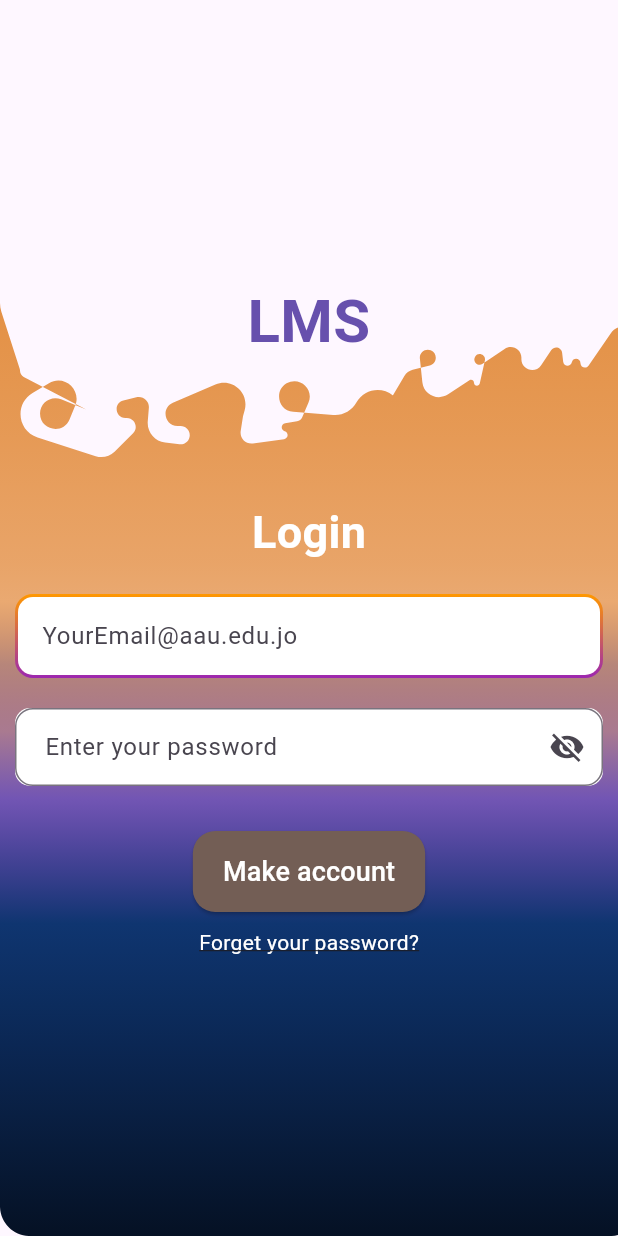
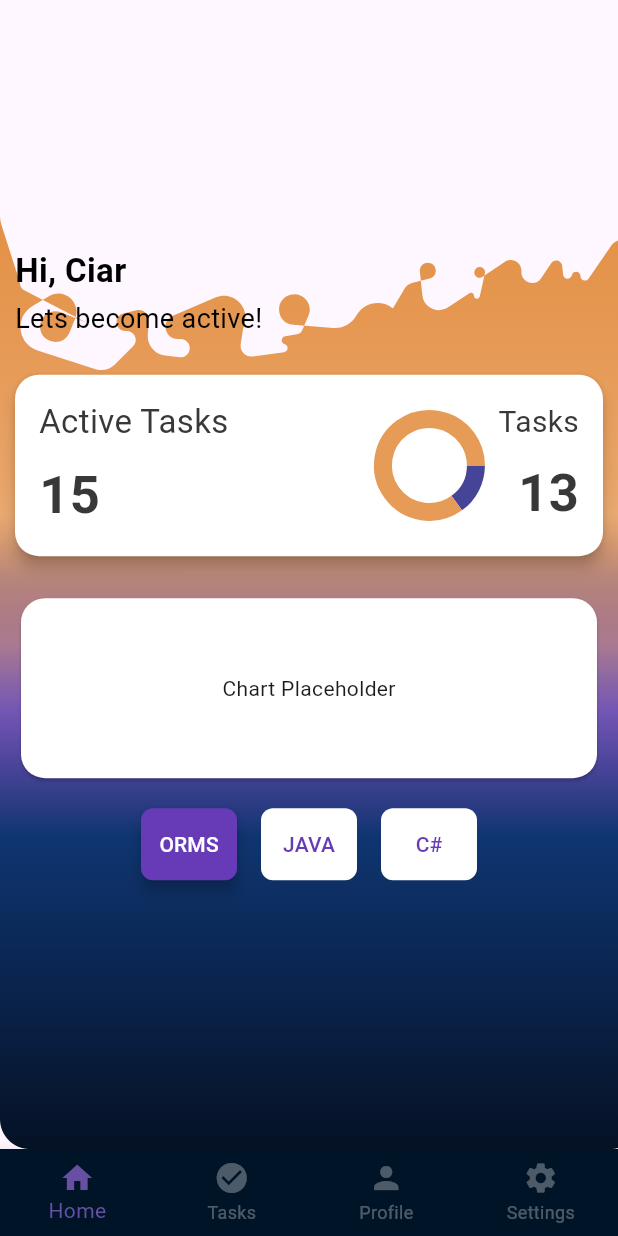
Before and after one commit to Mahmou-d6356567377/lms, a Flutter app: the screen it shows after launch, on a phone screen of 412 x 824 dp. Run offline on Flutter 3.47's test engine with Material 3 defaults, Android fonts, the phone set to English and light mode, and no system bars; drawn by our look-alikes of fl_chart; our stand-ins replace bloc, firebase_auth, firebase_core, flutter_bloc, flutter_svg, go_router and 1 more; accounts and stored records are empty; Roboto replaces fonts that are missing (Capriola, Corben).

Commit message:
adding BNV

```diff
--- a/lib/presentation/views/home/home.dart
+++ b/lib/presentation/views/home/home.dart
@@ -1,10 +1,104 @@
+import 'package:fl_chart/fl_chart.dart';
 import 'package:flutter/material.dart';
+import 'package:flutter_svg/flutter_svg.dart';
+import 'package:google_fonts/google_fonts.dart';
+import 'package:lms/presentation/views/home/widgets/chart_card.dart';
+import 'package:lms/presentation/views/home/widgets/nav_button.dart';
+import 'package:lms/utils/consts/const_imgs.dart';
 
-class Home extends StatelessWidget {
-  const Home({super.key});
+class HomeScreen extends StatefulWidget {
+  const HomeScreen({super.key});
+
+  @override
+  State<HomeScreen> createState() => _HomeScreenState();
+}
+
+class _HomeScreenState extends State<HomeScreen> {
+  int selectedIndex = 0;
+  final List<String> navLabels = ['ORMS', 'JAVA', 'C#'];
 
   @override
   Widget build(BuildContext context) {
-    return const Placeholder();
+    final hight = MediaQuery.of(context).size.height;
+    return Scaffold(
+      body: SafeArea(
+        child: Stack(
+          children: [
+            Positioned(
+              bottom: 0,
+              child: SvgPicture.asset(ConstImgs.banner1, fit: BoxFit.cover, ),
+            ),
+
+            Padding(
+              padding: const EdgeInsets.symmetric(horizontal: 10.0),
+                child: Container(
+                  decoration: BoxDecoration(
+                    color: Colors.transparent,
+                  ),
+                child: Column(
+                  crossAxisAlignment: CrossAxisAlignment.start,
+                  children: [
+                    SizedBox(height: hight * 0.2),
+                    Text(
+                      'Hi, Ciar',
+                      style: TextStyle(
+                        color: Colors.black,
+                        fontSize: 22,
+                        fontWeight: FontWeight.bold,
+                      ),
+                    ),
+                    const SizedBox(height: 4),
+                    Text(
+                      'Lets become active!',
+                      style: GoogleFonts.corben(
+                        color: Colors.black,
+                        fontSize: 18,
+                      ),
+                    ),
+                    const SizedBox(height: 16),
+
+                   chartcard(totaltasks: 30, completedtasks: 20),
+                    const SizedBox(height: 16),
+
+                    // Activities Chart Placeholder
+                    Card(
+                      color: Colors.white,
+                      shape: RoundedRectangleBorder(
+                        borderRadius: BorderRadius.circular(16),
+                      ),
+                      child: SizedBox(
+                        height: 120,
+                        child: Center(child: Text('Chart Placeholder')),
+                      ),
+                    ),
+                    const SizedBox(height: 16),
+
+                    // Navigation Button Bar
+                    Row(
+                      mainAxisAlignment: MainAxisAlignment.center,
+                      children: List.generate(navLabels.length, (index) {
+                        return Padding(
+                          padding: const EdgeInsets.symmetric(horizontal: 8),
+                          child: NavButton(
+                            label: navLabels[index],
+                            selected: selectedIndex == index,
+                            onTap: () {
+                              setState(() {
+                                selectedIndex = index;
+                              });
+                              // Add navigation logic here
+                            },
+                          ),
+                        );
+                      }),
+                    ),
+                  ],
+                ),
+              ),
+            ),
+          ],
+        ),
+      ),
+    );
   }
 }
--- /dev/null
+++ b/lib/presentation/views/home/widgets/chart_card.dart
@@ -0,0 +1,84 @@
+import 'package:fl_chart/fl_chart.dart';
+import 'package:flutter/material.dart';
+import 'package:google_fonts/google_fonts.dart';
+import 'package:lms/utils/consts/const_colors.dart';
+
+class chartcard extends StatelessWidget {
+  const chartcard({super.key, required this.totaltasks, required this.completedtasks});
+  final int totaltasks;
+  final int completedtasks;
+
+  @override
+  Widget build(BuildContext context) {
+    return Card(
+      color: Colors.white,
+      elevation: 4,
+      margin: const EdgeInsets.symmetric(vertical: 8),
+      shape: RoundedRectangleBorder(borderRadius: BorderRadius.circular(16)),
+      child: Padding(
+        padding: const EdgeInsets.all(16),
+        child: Row(
+          crossAxisAlignment: CrossAxisAlignment.center,
+          children: [
+            Column(
+              crossAxisAlignment: CrossAxisAlignment.start,
+              children:  [
+                Text(
+                  'Active Tasks',
+                  style: GoogleFonts.corben(
+                    color: ConstColors.dark,
+                    fontSize: 22,
+                  ),
+                ),
+                SizedBox(height: 8),
+                Text('15',style: GoogleFonts.corben(
+                    color: ConstColors.dark,
+                    fontWeight: FontWeight.w700,
+                    fontSize: 35,
+                  ),),
+              ],
+            ),
+            Spacer(),
+            SizedBox(
+              width: 60,
+              height: 80,
+              child: PieChart(
+                PieChartData(
+                  sections: [
+                    PieChartSectionData(
+                      value: 15,
+                      color: Color(0xff464496),
+                      radius: 12,
+                      showTitle: false,
+                    ),
+                    PieChartSectionData(
+                      value: 85,
+                      color: Color(0xffe69b57),
+                      radius: 12,
+                      showTitle: false,
+                    ),
+                  ],
+                  sectionsSpace: 0,
+                  centerSpaceRadius: 25,
+                ),
+              ),
+            ),
+            const SizedBox(width: 16),
+            Column(
+              crossAxisAlignment: CrossAxisAlignment.end,
+              children:  [Text('Tasks',style: GoogleFonts.corben(
+                    color: ConstColors.dark,
+                    fontSize: 20,
+                  ),), SizedBox(height: 8),
+              Text('13',style: GoogleFonts.corben(
+                    color: ConstColors.dark,
+                    fontWeight: FontWeight.w700,
+                    fontSize: 35,
+                  ),)],
+            ),
+          ],
+        ),
+      ),
+    );
+  }
+}
--- /dev/null
+++ b/lib/presentation/views/home/widgets/nav_button.dart
@@ -0,0 +1,28 @@
+import 'package:flutter/material.dart';
+
+class NavButton extends StatelessWidget {
+  final String label;
+  final VoidCallback onTap;
+  final bool selected;
+
+  const NavButton({
+    super.key,
+    required this.label,
+    required this.onTap,
+    this.selected = false,
+  });
+
+  @override
+  Widget build(BuildContext context) {
+    return ElevatedButton(
+      style: ElevatedButton.styleFrom(
+        backgroundColor: selected ? Colors.deepPurple : Colors.white,
+        foregroundColor: selected ? Colors.white : Colors.deepPurple,
+        shape: RoundedRectangleBorder(borderRadius: BorderRadius.circular(8)),
+        elevation: selected ? 4 : 0,
+      ),
+      onPressed: onTap,
+      child: Text(label),
+    );
+  }
+}
--- /dev/null
+++ b/lib/presentation/views/navBar/nav_bar.dart
@@ -0,0 +1,59 @@
+import 'package:flutter/material.dart';
+import 'package:lms/presentation/views/home/home.dart';
+
+class NavBarScreen extends StatefulWidget {
+  const NavBarScreen({super.key});
+
+  @override
+  State<NavBarScreen> createState() => _NavBarScreenState();
+}
+
+class _NavBarScreenState extends State<NavBarScreen> {
+  int _selectedIndex = 0;
+
+  // Replace these with your actual screen widgets
+  final List<Widget> _screens = [
+    HomeScreen(),
+    Center(child: Text('Tasks')),
+    Center(child: Text('Profile')),
+    Center(child: Text('Settings')),
+  ];
+
+  void _onItemTapped(int index) {
+    setState(() {
+      _selectedIndex = index;
+    });
+  }
+
+  @override
+  Widget build(BuildContext context) {
+    return Scaffold(
+      body: _screens[_selectedIndex],
+      bottomNavigationBar: BottomNavigationBar(
+        backgroundColor: Color(0xff001427),
+        unselectedItemColor: Colors.white30,
+        currentIndex: _selectedIndex,
+        onTap: _onItemTapped,
+        type: BottomNavigationBarType.fixed,
+        items: const [
+          BottomNavigationBarItem(
+            icon: Icon(Icons.home),
+            label: 'Home',
+          ),
+          BottomNavigationBarItem(
+            icon: Icon(Icons.check_circle),
+            label: 'Tasks',
+          ),
+          BottomNavigationBarItem(
+            icon: Icon(Icons.person),
+            label: 'Profile',
+          ),
+          BottomNavigationBarItem(
+            icon: Icon(Icons.settings),
+            label: 'Settings',
+          ),
+        ],
+      ),
+    );
+  }
+}
--- a/lib/utils/consts/const_colors.dart
+++ b/lib/utils/consts/const_colors.dart
@@ -1,9 +1,8 @@
 import 'dart:ui';
 
 class ConstColors {
-
   static const Color brown = Color(0xFF735e55);
-  static const Color secondary = Color(0xFF03DAC6);
+  static const Color dark = Color(0xff383838);
   static const Color background = Color(0xFFF5F5F5);
   static const Color error = Color(0xFFB00020);
   static const Color surface = Color(0xFFFFFFFF);
--- a/lib/utils/consts/const_imgs.dart
+++ b/lib/utils/consts/const_imgs.dart
@@ -1,3 +1,4 @@
 class ConstImgs {
   static const String banner1 = 'assets/img/banner1.svg';
+  static const String banner2 = 'assets/img/banner2.svg';
 }
--- a/lib/utils/routes/routes.dart
+++ b/lib/utils/routes/routes.dart
@@ -2,20 +2,22 @@ import 'package:go_router/go_router.dart';
 import 'package:lms/presentation/views/auth/forget_password/forget_password.dart';
 import 'package:lms/presentation/views/auth/makeaccount/make_account.dart';
 import 'package:lms/presentation/views/home/home.dart';
+import 'package:lms/presentation/views/navBar/nav_bar.dart';
 
 class GoRoutes {
   static const String home = '/home';
   static const String makeaccount = '/makeaccount';
   static const String forgetpassword = '/forgetpassword';
+  static const String navbarscreen = '/navbarscreen';
 
 
   static final GoRouter  router = GoRouter(
-    initialLocation: makeaccount,
+    initialLocation: navbarscreen,
     debugLogDiagnostics: true,
         routes: [
           GoRoute(
             path: home,
-            builder: (context, state) => Home(),
+            builder: (context, state) => HomeScreen(),
           ),
           GoRoute(
             path: makeaccount,
@@ -25,6 +27,10 @@ class GoRoutes {
             path: forgetpassword,
             builder: (context, state) =>  ForgetPasswordScreen(),
           ),
+          GoRoute(
+            path: navbarscreen,
+            builder: (context, state) =>  NavBarScreen(),
+          ),
 
         ],
       );
--- a/pubspec.yaml
+++ b/pubspec.yaml
@@ -9,6 +9,7 @@ environment:
 dependencies:
   firebase_auth: ^6.0.1
   firebase_core: ^4.0.0
+  fl_chart: ^1.0.0
   flutter:
     sdk: flutter
   flutter_bloc: ^9.1.1
```
Also changed, not shown: assets/img/banner2.svg (added), pubspec.lock.
